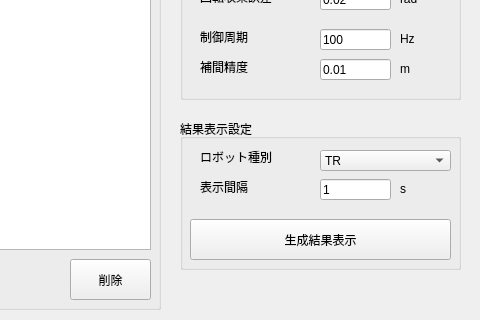
Before: the Qt Designer form trajectory_generator/resources/trajectory_generator.ui in surpace0924/simple_trajectory_generator_gui, drawn with Qt 5; both pictures show x 750 to 1230 and y 171 to 491 of the 1230 by 679 pixel window.
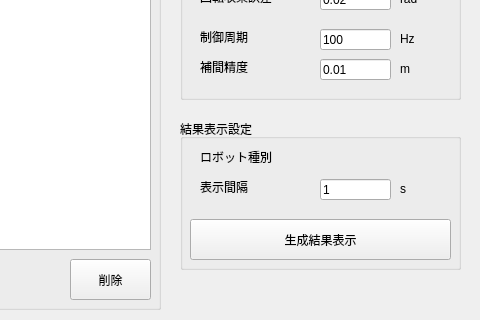
After: the same form once the commit is applied.

Commit message: Remove unused combo box from UI and display robot shape name in label

Diff of the .ui file:
```diff
--- a/trajectory_generator/resources/trajectory_generator.ui
+++ b/trajectory_generator/resources/trajectory_generator.ui
@@ -568,26 +568,6 @@
     <property name="title">
      <string>結果表示設定</string>
     </property>
-    <widget class="QComboBox" name="comboBox">
-     <property name="geometry">
-      <rect>
-       <x>140</x>
-       <y>31</y>
-       <width>131</width>
-       <height>21</height>
-      </rect>
-     </property>
-     <item>
-      <property name="text">
-       <string>TR</string>
-      </property>
-     </item>
-     <item>
-      <property name="text">
-       <string>DR</string>
-      </property>
-     </item>
-    </widget>
     <widget class="QLabel" name="label_8">
      <property name="geometry">
       <rect>
@@ -659,6 +639,19 @@
       <bool>false</bool>
      </property>
     </widget>
+    <widget class="QLabel" name="label_19">
+     <property name="geometry">
+      <rect>
+       <x>140</x>
+       <y>30</y>
+       <width>131</width>
+       <height>20</height>
+      </rect>
+     </property>
+     <property name="text">
+      <string/>
+     </property>
+    </widget>
    </widget>
    <widget class="QPushButton" name="pushButton_16">
     <property name="geometry">
```
The commit also changes 2 other files.
